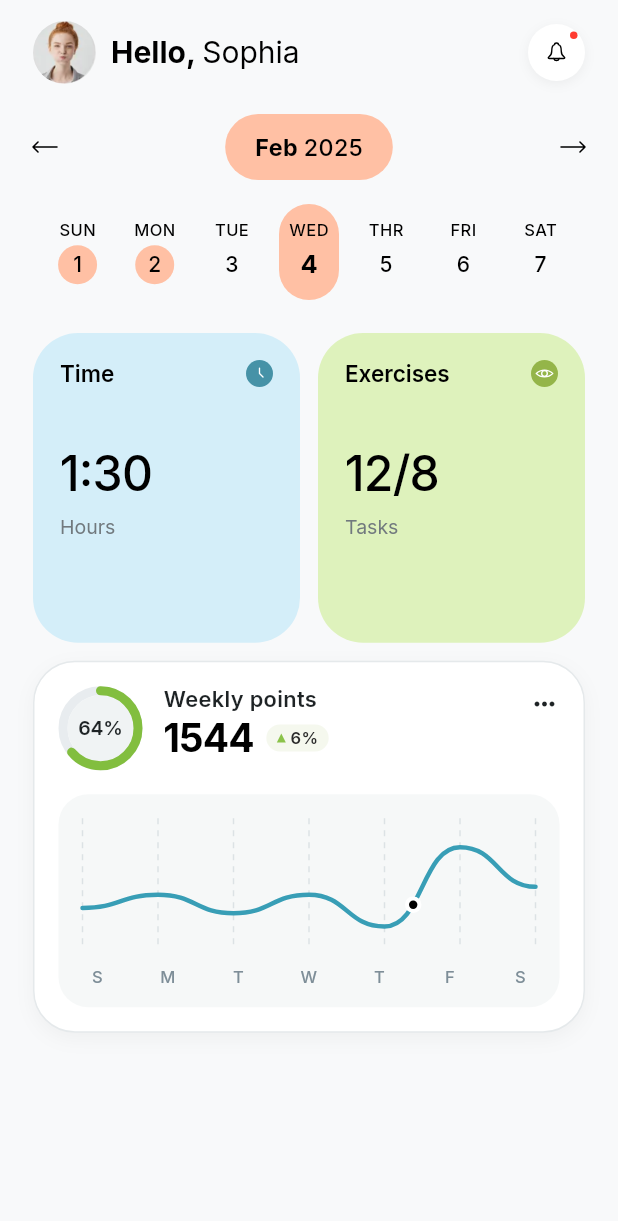
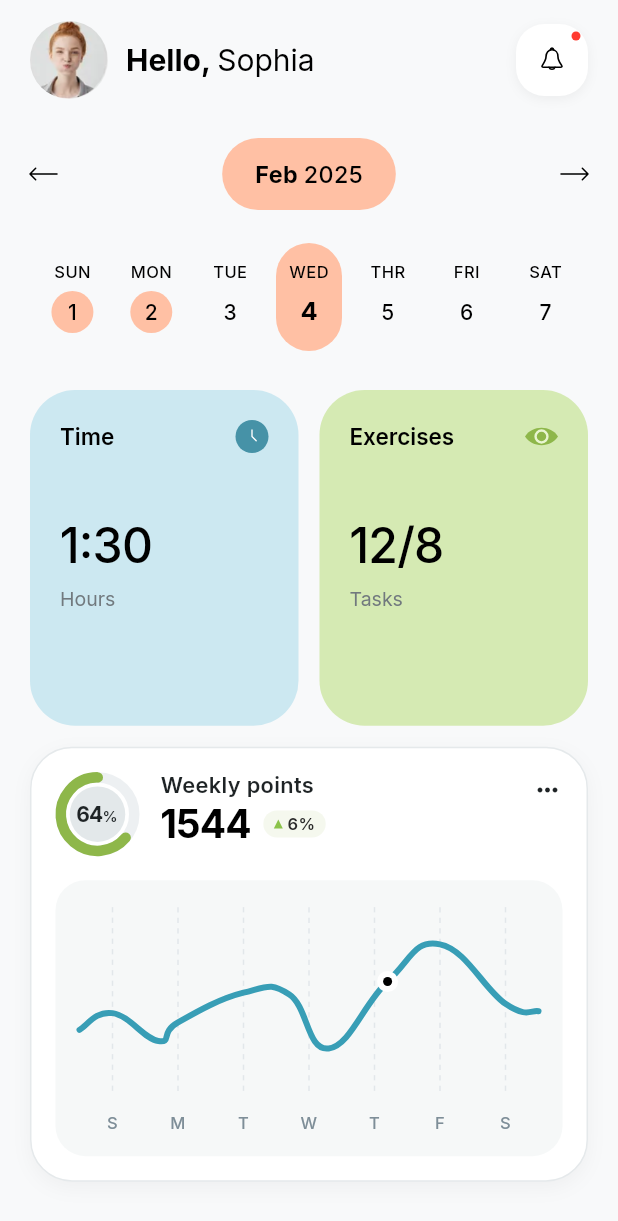
Before and after one commit to RoshiniRavi05/YuviFlutterChallenge, a Flutter app: the screen it shows after launch, on a phone screen of 412 x 824 dp. Shown: the top 1221 px of the screen. Run offline on Flutter 3.47's test engine with Material 3 defaults, Android fonts, the phone set to English and light mode, and no system bars; our stand-ins replace google_fonts.

Commit message:
Day 2: Workout dashboard UI with more  refinements

```diff
--- a/day2/lib/components/custom_icons.dart
+++ b/day2/lib/components/custom_icons.dart
@@ -76,7 +76,7 @@ class _ThinArrowPainter extends CustomPainter {
       oldDelegate.pointingRight != pointingRight || oldDelegate.color != color;
 }
 
-/// Outlined bell icon for notification button.
+/// Outlined bell icon for notification button matching the reference design.
 class BellIcon extends StatelessWidget {
   final double size;
   final Color color;
@@ -86,7 +86,7 @@ class BellIcon extends StatelessWidget {
     super.key,
     this.size = AppSpacing.notificationBellSize,
     this.color = AppColors.text,
-    this.strokeWidth = 1.3,
+    this.strokeWidth = 1.4,
   });
 
   @override
@@ -117,25 +117,32 @@ class _BellPainter extends CustomPainter {
     canvas.save();
     canvas.scale(scale, scale);
 
+    // Top loop / handle knob at top center
+    final topLoop = Path()
+      ..moveTo(10.8, 3.8)
+      ..cubicTo(10.8, 2.0, 13.2, 2.0, 13.2, 3.8);
+
+    // Main bell body
     final bell = Path()
-      ..moveTo(10.2, 4.6)
-      ..cubicTo(10.2, 2.5, 13.8, 2.5, 13.8, 4.6)
-      ..cubicTo(15.2, 4.8, 16.5, 7.5, 16.5, 10.8)
-      ..cubicTo(16.5, 13.5, 17.8, 15.2, 19.3, 16.2)
-      ..cubicTo(20.2, 16.8, 19.8, 17.6, 18.5, 17.6)
-      ..lineTo(5.5, 17.6)
-      ..cubicTo(4.2, 17.6, 3.8, 16.8, 4.7, 16.2)
-      ..cubicTo(6.2, 15.2, 7.5, 13.5, 7.5, 10.8)
-      ..cubicTo(7.5, 7.5, 8.8, 4.8, 10.2, 4.6);
+      ..moveTo(4.2, 16.5)
+      ..cubicTo(5.2, 14.8, 7.2, 12.2, 7.2, 9.5)
+      ..cubicTo(7.2, 6.2, 9.2, 3.8, 12.0, 3.8)
+      ..cubicTo(14.8, 3.8, 16.8, 6.2, 16.8, 9.5)
+      ..cubicTo(16.8, 12.2, 18.8, 14.8, 19.8, 16.5)
+      ..cubicTo(20.3, 17.2, 19.8, 17.8, 18.8, 17.8)
+      ..lineTo(5.2, 17.8)
+      ..cubicTo(4.2, 17.8, 3.7, 17.2, 4.2, 16.5);
 
+    // Clapper pendulum hanging at bottom center
     final clapper = Path()
-      ..moveTo(9.5, 17.6)
+      ..moveTo(9.6, 17.8)
       ..arcToPoint(
-        const Offset(14.5, 17.6),
+        const Offset(14.4, 17.8),
         radius: const Radius.circular(2.6),
         clockwise: false,
       );
 
+    canvas.drawPath(topLoop, paint);
     canvas.drawPath(bell, paint);
     canvas.drawPath(clapper, paint);
     canvas.restore();
@@ -198,59 +205,79 @@ class _ClockPainter extends CustomPainter {
   bool shouldRepaint(covariant _ClockPainter oldDelegate) => false;
 }
 
-/// Pixel-perfect outlined eye icon matching reference image — thin outer contour + hollow center ring.
+/// Pixel-perfect filled eye icon badge matching reference image — filled almond eye body + light center pupil ring.
 class EyeIcon extends StatelessWidget {
   final double size;
-  final Color color;
+  final Color eyeColor;
+  final Color pupilColor;
   final double strokeWidth;
 
   const EyeIcon({
     super.key,
-    this.size = AppSpacing.cardEyeIconSize,
-    this.color = AppColors.white,
-    this.strokeWidth = 1.1,
+    this.size = AppSpacing.cardIconCircleSize,
+    this.eyeColor = const Color(0xFF8EB74A),
+    this.pupilColor = const Color(0xFFE8F5D0),
+    this.strokeWidth = 1.6,
   });
 
   @override
   Widget build(BuildContext context) {
     return CustomPaint(
-      size: Size(size, size * 0.55),
-      painter: _EyePainter(color: color, strokeWidth: strokeWidth),
+      size: Size(size, size * 0.70),
+      painter: _EyePainter(
+        eyeColor: eyeColor,
+        pupilColor: pupilColor,
+        strokeWidth: strokeWidth,
+      ),
     );
   }
 }
 
 class _EyePainter extends CustomPainter {
-  final Color color;
+  final Color eyeColor;
+  final Color pupilColor;
   final double strokeWidth;
 
-  _EyePainter({required this.color, required this.strokeWidth});
+  _EyePainter({
+    required this.eyeColor,
+    required this.pupilColor,
+    required this.strokeWidth,
+  });
 
   @override
   void paint(Canvas canvas, Size size) {
-    final paint = Paint()
-      ..color = color
-      ..style = PaintingStyle.stroke
-      ..strokeWidth = strokeWidth
-      ..strokeCap = StrokeCap.round
-      ..strokeJoin = StrokeJoin.round;
-
     final w = size.width;
     final h = size.height;
     final center = Offset(w / 2, h / 2);
 
-    // Smooth horizontal eye contour with gentle cubic curves
-    final eye = Path()
+    // 1. Solid filled eye almond contour — full wide curves
+    final eyePaint = Paint()
+      ..color = eyeColor
+      ..style = PaintingStyle.fill
+      ..isAntiAlias = true;
+
+    final eyePath = Path()
       ..moveTo(0, center.dy)
-      ..cubicTo(w * 0.28, 0, w * 0.72, 0, w, center.dy)
-      ..cubicTo(w * 0.72, h, w * 0.28, h, 0, center.dy);
-    canvas.drawPath(eye, paint);
+      ..cubicTo(w * 0.22, 0, w * 0.78, 0, w, center.dy)
+      ..cubicTo(w * 0.78, h, w * 0.22, h, 0, center.dy)
+      ..close();
 
-    // Hollow center pupil ring
-    canvas.drawCircle(center, w * 0.17, paint);
+    canvas.drawPath(eyePath, eyePaint);
+
+    // 2. Hollow center pupil ring
+    final pupilPaint = Paint()
+      ..color = pupilColor
+      ..style = PaintingStyle.stroke
+      ..strokeWidth = strokeWidth
+      ..strokeCap = StrokeCap.round
+      ..isAntiAlias = true;
+
+    canvas.drawCircle(center, w * 0.18, pupilPaint);
   }
 
   @override
   bool shouldRepaint(covariant _EyePainter oldDelegate) =>
-      oldDelegate.color != color || oldDelegate.strokeWidth != strokeWidth;
+      oldDelegate.eyeColor != eyeColor ||
+      oldDelegate.pupilColor != pupilColor ||
+      oldDelegate.strokeWidth != strokeWidth;
 }
--- a/day2/lib/components/exercise_card.dart
+++ b/day2/lib/components/exercise_card.dart
@@ -16,17 +16,12 @@ class ExerciseCard extends StatelessWidget {
       value: '12/8',
       subtitle: 'Tasks',
       backgroundColor: AppColors.lightGreen,
-      iconBadge: Container(
+      iconBadge: SizedBox(
         width: AppSpacing.cardIconCircleSize,
         height: AppSpacing.cardIconCircleSize,
-        decoration: const BoxDecoration(
-          color: AppColors.greenIconBg,
-          shape: BoxShape.circle,
-        ),
         child: const Center(
           child: EyeIcon(
-            size: AppSpacing.cardEyeIconSize,
-            strokeWidth: 0.9,
+            size: AppSpacing.cardIconCircleSize,
           ),
         ),
       ),
--- a/day2/lib/constants/app_spacing.dart
+++ b/day2/lib/constants/app_spacing.dart
@@ -3,49 +3,49 @@ class AppSpacing {
   AppSpacing._();
 
   // ── Screen ──────────────────────────────────────────────────────────────
-  static const double screenHorizontal = 22.0;
+  static const double screenHorizontal = 20.0;
   static const double screenTop = 14.0;
 
   // ── Header ──────────────────────────────────────────────────────────────
-  static const double avatarSize = 42.0;
-  static const double avatarToGreeting = 10.0;
+  static const double avatarSize = 52.0;
+  static const double avatarToGreeting = 12.0;
   static const double greetingWordGap = 4.0;
-  static const double notificationSize = 38.0;
-  static const double notificationBellSize = 17.0;
-  static const double redDotSize = 5.0;
+  static const double notificationSize = 48.0;
+  static const double notificationBellSize = 20.0;
+  static const double redDotSize = 6.0;
   static const double redDotOffset = 5.0;
 
   // ── Section gaps ────────────────────────────────────────────────────────
-  static const double headerToMonth = 20.0;
-  static const double monthToCalendar = 16.0;
-  static const double calendarToCards = 22.0;
+  static const double headerToMonth = 26.0;
+  static const double monthToCalendar = 22.0;
+  static const double calendarToCards = 26.0;
 
   // ── Month selector ────────────────────────────────────────────────────────
-  static const double monthPillHPadding = 20.0;
-  static const double monthPillVPadding = 11.0;
-  static const double monthArrowWidth = 16.0;
-  static const double monthArrowHeight = 8.0;
+  static const double monthPillHPadding = 22.0;
+  static const double monthPillVPadding = 13.0;
+  static const double monthArrowWidth = 18.0;
+  static const double monthArrowHeight = 9.0;
 
   // ── Calendar ──────────────────────────────────────────────────────────────
-  static const double weekdayRowHeight = 13.0;
-  static const double weekdayToDateGap = 4.0;
-  static const double dateRowHeight = 26.0;
-  static const double selectedCapsuleWidth = 40.0;
-  static const double selectedCapsuleHeight = 64.0;
+  static const double weekdayRowHeight = 14.0;
+  static const double weekdayToDateGap = 6.0;
+  static const double dateRowHeight = 28.0;
+  static const double selectedCapsuleWidth = 44.0;
+  static const double selectedCapsuleHeight = 72.0;
   static const double selectedCapsuleInnerGap = 4.0;
-  static const double pastCircleSize = 26.0;
-  static const double calendarHorizontalInset = 4.0;
+  static const double pastCircleSize = 28.0;
+  static const double calendarHorizontalInset = 2.0;
 
   // ── Stat cards ────────────────────────────────────────────────────────────
-  static const double cardGap = 12.0;
-  static const double cardPaddingH = 18.0;
-  static const double cardPaddingV = 18.0;
-  static const double cardTitleToValue = 38.0;   // Large vertical gap between Title ("Time"/"Exercises") and Value ("1:30"/"12/8")
-  static const double cardValueToSubtitle = 8.0;   // Small vertical gap between Value ("1:30"/"12/8") and Subtitle ("Hours"/"Tasks")
-  static const double cardIconCircleSize = 18.0;
-  static const double cardClockIconSize = 10.0;
-  static const double cardEyeIconSize = 11.0;
+  static const double cardGap = 14.0;
+  static const double cardPaddingH = 20.0;
+  static const double cardPaddingV = 20.0;
+  static const double cardTitleToValue = 42.0;   // Vertical gap between Title and Value
+  static const double cardValueToSubtitle = 8.0;   // Vertical gap between Value and Subtitle
+  static const double cardIconCircleSize = 22.0;
+  static const double cardClockIconSize = 12.0;
+  static const double cardEyeIconSize = 13.0;
 
-  /// Aspect ratio height multiplier (height = width * 1.16 for taller-than-wide cards).
-  static const double cardAspectRatioHeightMultiplier = 1.16;
+  /// Aspect ratio height multiplier (height = width * 1.25 for taller cards).
+  static const double cardAspectRatioHeightMultiplier = 1.25;
 }
--- a/day2/lib/screens/home_screen.dart
+++ b/day2/lib/screens/home_screen.dart
@@ -24,7 +24,7 @@ class HomeScreen extends StatelessWidget {
               AppSpacing.screenHorizontal,
               AppSpacing.screenTop,
               AppSpacing.screenHorizontal,
-              AppSpacing.screenHorizontal,
+              20.0,
             ),
             child: Column(
               crossAxisAlignment: CrossAxisAlignment.start,
--- a/day2/lib/theme/app_colors.dart
+++ b/day2/lib/theme/app_colors.dart
@@ -25,14 +25,14 @@ class AppColors {
   /// Notification button subtle shadow
   static const Color notificationShadow = Color(0x0D000000);
 
-  /// Time card — soft powder blue (#D4EEF9)
-  static const Color lightBlue = Color(0xFFD4EEF9);
+  /// Time card — soft powder blue (#CCE8F1)
+  static const Color lightBlue = Color(0xFFCCE8F1);
 
   /// Time card icon badge — slate teal (#4692A7)
   static const Color blueIconBg = Color(0xFF4692A7);
 
-  /// Exercises card — soft light lime green (#DEF2BC)
-  static const Color lightGreen = Color(0xFFDEF2BC);
+  /// Exercises card — soft light lime green (#D5EAB3)
+  static const Color lightGreen = Color(0xFFD5EAB3);
 
   /// Exercises card icon badge — sage green (#94B549)
   static const Color greenIconBg = Color(0xFF94B549);
--- a/day2/lib/widgets/chart_grid.dart
+++ b/day2/lib/widgets/chart_grid.dart
@@ -1,15 +1,17 @@
 import 'package:flutter/material.dart';
 
-/// CustomPainter rendering 7 evenly spaced vertical dashed grid lines.
+/// CustomPainter rendering 7 vertical dashed grid lines inset with side margins.
 class ChartGridPainter extends CustomPainter {
   final Color lineDashColor;
   final double dashWidth;
   final double dashGap;
+  final double sidePadding;
 
   const ChartGridPainter({
-    this.lineDashColor = const Color(0xFFDCE2E5),
-    this.dashWidth = 4.0,
-    this.dashGap = 4.0,
+    this.lineDashColor = const Color(0xFFE2E7EA),
+    this.dashWidth = 3.5,
+    this.dashGap = 3.5,
+    this.sidePadding = 22.0,
   });
 
   @override
@@ -22,8 +24,10 @@ class ChartGridPainter extends CustomPainter {
       ..strokeWidth = 1.0
       ..style = PaintingStyle.stroke;
 
+    final double availableWidth = width - (2 * sidePadding);
+
     for (int i = 0; i < 7; i++) {
-      final double x = (width / 6) * i;
+      final double x = sidePadding + (availableWidth / 6) * i;
       double startY = 0;
       while (startY < height) {
         canvas.drawLine(
@@ -40,6 +44,7 @@ class ChartGridPainter extends CustomPainter {
   bool shouldRepaint(covariant ChartGridPainter oldDelegate) {
     return oldDelegate.lineDashColor != lineDashColor ||
         oldDelegate.dashWidth != dashWidth ||
-        oldDelegate.dashGap != dashGap;
+        oldDelegate.dashGap != dashGap ||
+        oldDelegate.sidePadding != sidePadding;
   }
 }
--- a/day2/lib/widgets/chart_labels.dart
+++ b/day2/lib/widgets/chart_labels.dart
@@ -1,18 +1,22 @@
 import 'package:flutter/material.dart';
 import 'package:google_fonts/google_fonts.dart';
 
-/// Row of week day labels (S, M, T, W, T, F, S) aligned with chart columns.
+/// Row of week day labels (S, M, T, W, T, F, S) aligned with grid columns.
 class ChartLabels extends StatelessWidget {
   final List<String> labels;
+  final double sidePadding;
 
   const ChartLabels({
     super.key,
     this.labels = const ['S', 'M', 'T', 'W', 'T', 'F', 'S'],
+    this.sidePadding = 22.0,
   });
 
   @override
   Widget build(BuildContext context) {
-    return Row(
+    return Padding(
+      padding: EdgeInsets.symmetric(horizontal: sidePadding - 10.0),
+      child: Row(
         mainAxisAlignment: MainAxisAlignment.spaceBetween,
         children: labels.map((label) {
           return SizedBox(
@@ -28,6 +32,7 @@ class ChartLabels extends StatelessWidget {
             ),
           );
         }).toList(),
+      ),
     );
   }
 }
--- a/day2/lib/widgets/circular_progress_widget.dart
+++ b/day2/lib/widgets/circular_progress_widget.dart
@@ -12,7 +12,7 @@ class CircularProgressWidget extends StatelessWidget {
     super.key,
     this.progress = 0.64,
     this.percentageText = '64%',
-    this.size = 56.0,
+    this.size = 58.0,
   });
 
   @override
@@ -23,19 +23,33 @@ class CircularProgressWidget extends StatelessWidget {
       child: CustomPaint(
         painter: _CircularProgressPainter(
           progress: progress,
-          trackColor: const Color(0xFFE8ECEF),
-          progressColor: const Color(0xFF82BE3F),
-          innerBgColor: const Color(0xFFF0F3F4),
-          strokeWidth: 6.0,
+          trackColor: const Color(0xFFEDF0F2),
+          progressColor: const Color(0xFF8EB74A),
+          innerBgColor: const Color(0xFFE3E8EA),
+          strokeWidth: 7.0,
         ),
         child: Center(
-          child: Text(
-            percentageText,
-            style: GoogleFonts.inter(
-              fontSize: 13,
-              fontWeight: FontWeight.w600,
-              color: const Color(0xFF1E2325),
-              letterSpacing: -0.2,
+          child: Text.rich(
+            TextSpan(
+              children: [
+                TextSpan(
+                  text: '64',
+                  style: GoogleFonts.inter(
+                    fontSize: 14.0,
+                    fontWeight: FontWeight.w700,
+                    color: const Color(0xFF1E2325),
+                    letterSpacing: -0.5,
+                  ),
+                ),
+                TextSpan(
+                  text: '%',
+                  style: GoogleFonts.inter(
+                    fontSize: 10.0,
+                    fontWeight: FontWeight.w600,
+                    color: const Color(0xFF1E2325),
+                  ),
+                ),
+              ],
             ),
           ),
         ),
@@ -64,27 +78,27 @@ class _CircularProgressPainter extends CustomPainter {
     final center = Offset(size.width / 2, size.height / 2);
     final radius = (size.width - strokeWidth) / 2;
 
-    // Inner filled background circle
+    // 1. Inner filled soft gray disc with padding gap
     final innerBgPaint = Paint()
       ..color = innerBgColor
       ..style = PaintingStyle.fill;
-    canvas.drawCircle(center, radius - (strokeWidth / 2), innerBgPaint);
+    canvas.drawCircle(center, radius - (strokeWidth / 2) - 2.5, innerBgPaint);
 
-    // Background track ring
+    // 2. Background track ring (#EDF0F2)
     final trackPaint = Paint()
       ..color = trackColor
       ..strokeWidth = strokeWidth
       ..style = PaintingStyle.stroke;
     canvas.drawCircle(center, radius, trackPaint);
 
-    // Progress arc starting at 12 o'clock (-90 degrees) rotating clockwise
+    // 3. Progress arc starting at ~4:20 o'clock (40°) sweeping 64% clockwise to ~11:55 o'clock
     final progressPaint = Paint()
       ..color = progressColor
       ..strokeWidth = strokeWidth
       ..style = PaintingStyle.stroke
       ..strokeCap = StrokeCap.round;
 
-    const startAngle = -pi / 2;
+    final startAngle = (40 * pi) / 180;
     final sweepAngle = 2 * pi * progress;
 
     canvas.drawArc(
@@ -100,6 +114,7 @@ class _CircularProgressPainter extends CustomPainter {
   bool shouldRepaint(covariant _CircularProgressPainter oldDelegate) {
     return oldDelegate.progress != progress ||
         oldDelegate.trackColor != trackColor ||
-        oldDelegate.progressColor != progressColor;
+        oldDelegate.progressColor != progressColor ||
+        oldDelegate.strokeWidth != strokeWidth;
   }
 }
--- a/day2/lib/widgets/weekly_points_chart.dart
+++ b/day2/lib/widgets/weekly_points_chart.dart
@@ -9,14 +9,14 @@ class WeeklyPointsChart extends StatelessWidget {
 
   const WeeklyPointsChart({
     super.key,
-    this.chartHeight = 88.0,
+    this.chartHeight = 124.0,
   });
 
   @override
   Widget build(BuildContext context) {
     return Container(
       width: double.infinity,
-      padding: const EdgeInsets.fromLTRB(16, 16, 16, 12),
+      padding: const EdgeInsets.fromLTRB(16, 18, 16, 14),
       decoration: BoxDecoration(
         color: const Color(0xFFF6F8F8),
         borderRadius: BorderRadius.circular(20),
@@ -42,7 +42,7 @@ class WeeklyPointsChart extends StatelessWidget {
               ],
             ),
           ),
-          const SizedBox(height: 10),
+          const SizedBox(height: 12),
           const ChartLabels(),
         ],
       ),
```
Also changed, not shown: day2/lib/widgets/chart_line.dart (+40 -22 lines). Lines whose indentation alone changed are shown as unchanged.
